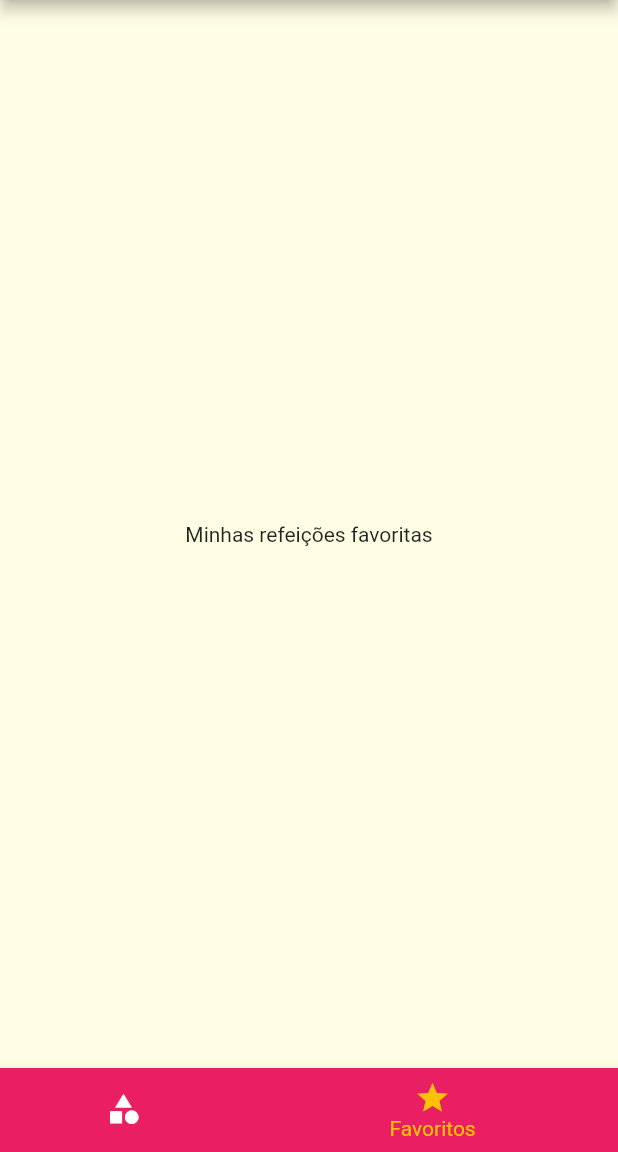
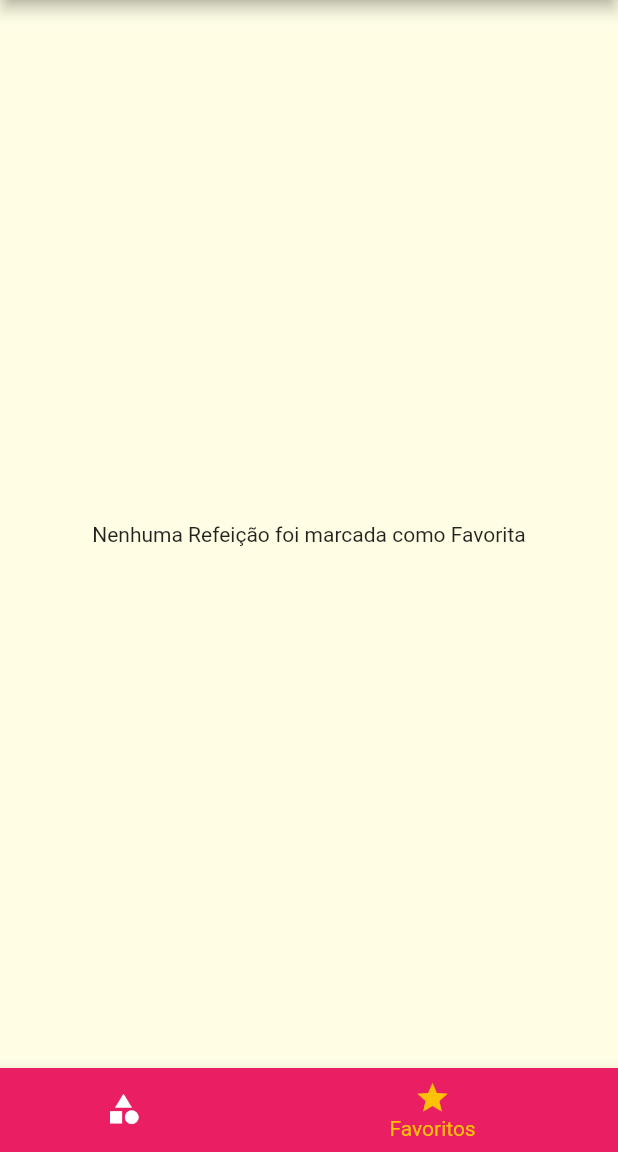
Before and after one commit to MarhlonKorb/meals, a Flutter app: the screen it shows after launch, item 2 of the bottom bar chosen, on a phone screen of 412 x 824 dp, the part 84-1236 px from its top. Run offline on Flutter 3.47's test engine with Material 2 defaults, Android fonts, the phone set to English and light mode, and no system bars.

```diff
--- a/lib/main.dart
+++ b/lib/main.dart
@@ -1,6 +1,9 @@
 import 'package:flutter/material.dart';
+import 'package:meals/dummy-data.dart';
+import 'package:meals/models/meal.dart';
+import 'package:meals/models/settings.dart';
 import 'package:meals/screens/categories_meals_screen.dart';
-import 'package:meals/screens/meal_detail-screen.dart';
+import 'package:meals/screens/meal_detail_screen.dart';
 import 'package:meals/screens/settings_screen.dart';
 import 'package:meals/screens/tabs_screen.dart';
 
@@ -8,8 +11,45 @@ import 'utils/app_routes.dart';
 
 void main() => runApp(const MyApp());
 
-class MyApp extends StatelessWidget {
+class MyApp extends StatefulWidget {
   const MyApp({super.key});
+
+  @override
+  State<MyApp> createState() => _MyAppState();
+}
+
+class _MyAppState extends State<MyApp> {
+  Settings settings = Settings();
+  List<Meal> _availableMeals = dummyMeals;
+  List<Meal> _favoriteMeals = [];
+
+  /// Realiza o filtro das configurações de exibição dos tipos de comida
+  void _filterMeals(Settings settings) {
+    setState(() {
+      this.settings = settings;
+      _availableMeals = dummyMeals.where((meal) {
+        final filterGluten = settings.isGlutenFree && !meal.isGlutenFree;
+        final filterLactose = settings.isLactoseFree && !meal.isLactoseFree;
+        final filterVegan = settings.isVegan && !meal.isVegan;
+        final filterVegetarian = settings.isVegetarian && !meal.isVegetarian;
+        return !filterGluten &&
+            !filterLactose &&
+            !filterVegan &&
+            !filterVegetarian;
+      }).toList();
+    });
+  }
+
+/// Método que verifica se uma comida será adicionada a lista de favoritos ou não
+  void _toggleFavorite(Meal meal){
+    setState(() {
+      _favoriteMeals.contains(meal) ? _favoriteMeals.remove(meal) : _favoriteMeals.add(meal);
+    });
+  }
+
+  bool _isMealFavorite(Meal meal){
+    return _favoriteMeals.contains(meal);
+  }
 
   @override
   Widget build(BuildContext context) {
@@ -24,10 +64,11 @@ class MyApp extends StatelessWidget {
               titleMedium: const TextStyle(
                   fontSize: 20, fontFamily: 'RobotoCondensed'))),
       routes: {
-        AppRoutes.HOME: (context) => const TabsScreen(),
-        AppRoutes.CATEGORIES_MEALS: (context) => const CategoriesMealsScreen(),
-        AppRoutes.MEAL_DETAIL: (context) => const MealDetailScreen(),
-        AppRoutes.SETTINGS: (context) => const SettingsScreen(),
+        AppRoutes.HOME: (context) => TabsScreen(_favoriteMeals),
+        AppRoutes.CATEGORIES_MEALS: (context) =>
+            CategoriesMealsScreen(_availableMeals),
+        AppRoutes.MEAL_DETAIL: (context) => MealDetailScreen(_toggleFavorite, _isMealFavorite),
+        AppRoutes.SETTINGS: (context) => SettingsScreen(settings, _filterMeals),
       },
 
 // // Melhor aplicação caso a rota acessada não exista
--- a/lib/screens/favorite_screen.dart
+++ b/lib/screens/favorite_screen.dart
@@ -1,11 +1,27 @@
 import 'package:flutter/cupertino.dart';
+import 'package:meals/components/meal_item.dart';
 
-class FavoriteScreen extends StatelessWidget{
+import '../models/meal.dart';
+
+class FavoriteScreen extends StatelessWidget {
+  final List<Meal> favoriteMeals;
+
+  const FavoriteScreen(this.favoriteMeals);
+
   @override
   Widget build(BuildContext context) {
-    return const Center(
-      child: Text('Minhas refeições favoritas'),
-    );
+    if(favoriteMeals.isEmpty){
+      return Center(
+        child: Text(
+          'Nenhuma Refeição foi marcada como Favorita'
+        ),
+      );
+    } else{
+      return ListView.builder(itemCount: favoriteMeals.length ,
+      itemBuilder: (context, index) {
+        return MealItem(favoriteMeals[index]);
+      },);
+    }
+
   }
-
 }
--- a/lib/screens/tabs_screen.dart
+++ b/lib/screens/tabs_screen.dart
@@ -3,8 +3,12 @@ import 'package:meals/components/main_drawer.dart';
 import 'package:meals/screens/categories-screen.dart';
 import 'package:meals/screens/favorite_screen.dart';
 
+import '../models/meal.dart';
+
 class TabsScreen extends StatefulWidget {
-  const TabsScreen({super.key});
+  final List<Meal> _favoriteMeals;
+
+  const TabsScreen(this._favoriteMeals, {super.key});
 
   @override
   State<TabsScreen> createState() => _TabsScreenState();
@@ -14,10 +18,22 @@ class _TabsScreenState extends State<TabsScreen> {
   int _selectedScreenIndex = 0;
 
   /// Map de widgets da BottomNavigationBar
-   final List<Map<String, Object>> _screens = [
-    {'title' : 'Lista de Categorias', 'screen' : const CategoriesScreen()},
-    {'title' : 'Meus favoritos', 'screen' : FavoriteScreen()},
-  ];
+  late final List<Map<String, Object>> _screens;
+
+  @override
+  void initState() {
+    super.initState();
+    _screens = [
+      {
+        'title': 'Lista de Categorias',
+        'screen': const CategoriesScreen(),
+      },
+      {
+        'title': 'Meus favoritos',
+        'screen': FavoriteScreen(widget._favoriteMeals),
+      },
+    ];
+  }
 
   /// Método para escutar a mudança de estado da BottomNavigationBar
   _selectScreen(int index) {
@@ -33,8 +49,7 @@ class _TabsScreenState extends State<TabsScreen> {
         centerTitle: true,
         title: Text(_screens[_selectedScreenIndex]['title'].toString()),
       ),
-      drawer: const MainDrawer()
-      ,
+      drawer: const MainDrawer(),
       body: _screens[_selectedScreenIndex]['screen'] as Widget,
       bottomNavigationBar: BottomNavigationBar(
         onTap: _selectScreen,
@@ -45,13 +60,15 @@ class _TabsScreenState extends State<TabsScreen> {
         currentIndex: _selectedScreenIndex,
         // Animação de elevação do ícone ao trocar de um para o outro
         type: BottomNavigationBarType.shifting,
-        items:  [
+        items: [
           BottomNavigationBarItem(
-            backgroundColor: Theme.of(context).primaryColor,
-              icon: const Icon(Icons.category), label: 'Categorias'),
+              backgroundColor: Theme.of(context).primaryColor,
+              icon: const Icon(Icons.category),
+              label: 'Categorias'),
           BottomNavigationBarItem(
-            backgroundColor: Theme.of(context).primaryColor,
-            icon: const Icon(Icons.star), label: 'Favoritos'),
+              backgroundColor: Theme.of(context).primaryColor,
+              icon: const Icon(Icons.star),
+              label: 'Favoritos'),
         ],
       ),
     );
```
Also changed, not shown: lib/components/meal_item.dart (+7 -5 lines), lib/screens/categories_meals_screen.dart (+6 -3 lines), lib/screens/meal_detail_screen.dart (renamed from lib/screens/meal_detail-screen.dart, +6 -4 lines), lib/screens/settings_screen.dart (+16 -3 lines).
